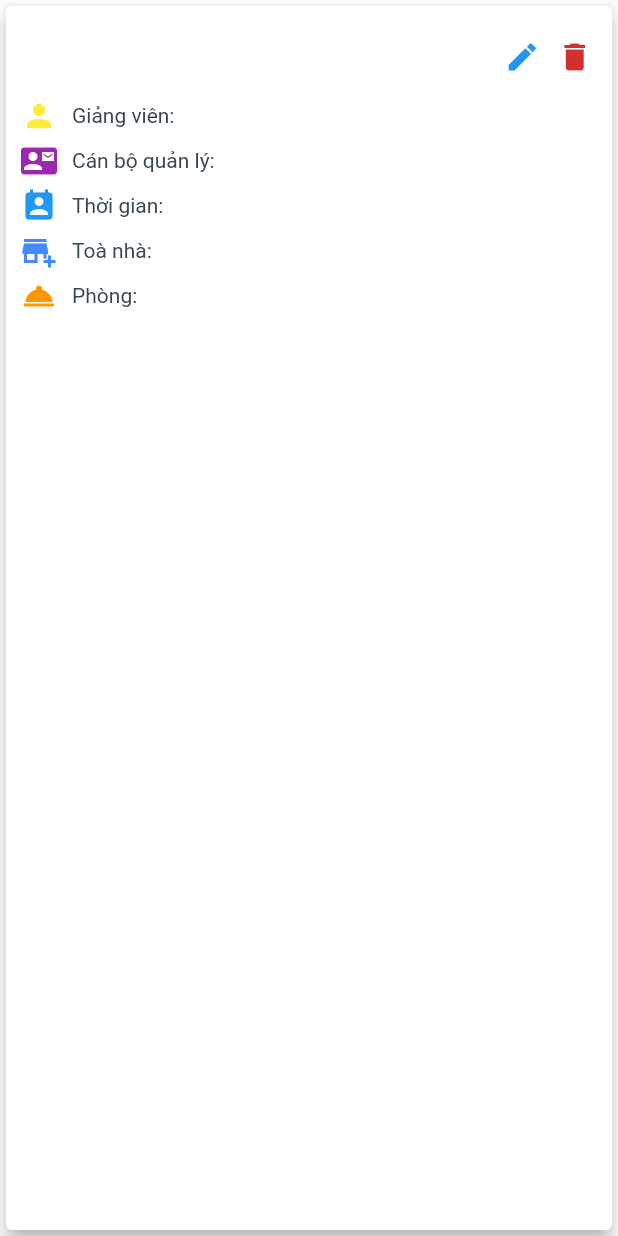
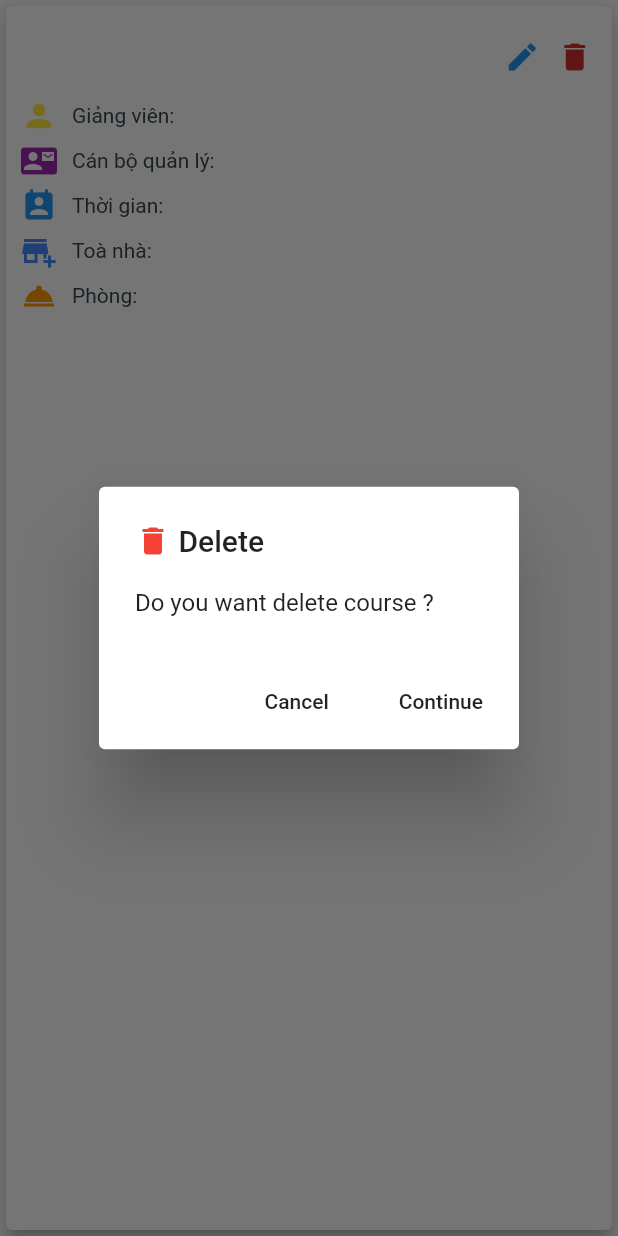
Before and after one commit to NguyenTanPhucK11/courses_management, a Flutter app: the CourseItem widget shown alone on an empty page, opened directly with empty values, after a tap on the "delete" icon, on a phone screen of 412 x 824 dp. Run offline on Flutter 3.47's test engine with Material 2 defaults, Android fonts, the phone set to English and light mode, and no system bars; our stand-ins replace flutter_datetime_picker, shared_preferences; missing offline and left inert: footer; accounts and stored records are empty; network calls fail.

```diff
--- a/lib/providers/accounts.dart
+++ b/lib/providers/accounts.dart
@@ -3,7 +3,7 @@ import 'package:flutter/material.dart';
 
 class Accounts with ChangeNotifier {
   var token =
-      'eyJhbGciOiJIUzI1NiIsInR5cCI6IkpXVCJ9.eyJpZCI6IjVmYTNiMzY0ZTY1OTVhM2JkM2JiOTFmMCIsImlhdCI6MTYwNjExNDAwMn0.FxEnbc3RapfGpKQZHHF4V93PwH3eEKosROUVlw7GdjM';
+      'eyJhbGciOiJIUzI1NiIsInR5cCI6IkpXVCJ9.eyJpZCI6IjVmYTNiMzY0ZTY1OTVhM2JkM2JiOTFmMCIsImlhdCI6MTYwNjIwOTQzOH0.WiwSnThJvpLySCSGl-hERn_pfr6-vS91-958Owglp_Y';
   dynamic get _token {
     return [this.token];
   }
--- a/lib/providers/courses.dart
+++ b/lib/providers/courses.dart
@@ -69,5 +69,8 @@ class Courses with ChangeNotifier {
     notifyListeners();
   }
 
-
+  void remove() {
+    _courses.clear();
+    notifyListeners();
+  }
 }
--- a/lib/widget/course_item.dart
+++ b/lib/widget/course_item.dart
@@ -1,18 +1,67 @@
 import 'dart:convert';
 import 'dart:io';
 
+import 'package:courses_management/models/post.dart';
 import 'package:courses_management/providers/accounts.dart';
 import 'package:courses_management/screens/add_course.dart';
+import 'package:courses_management/widget/snackbar.dart';
 import 'package:flutter/material.dart';
 import 'package:provider/provider.dart';
 import './course_info.dart';
 import '../providers/courses.dart';
 import 'package:http/http.dart' as http;
 
+showAlertDialog(String id, BuildContext context) {
+  Widget cancelButton = FlatButton(
+    child: Text("Cancel"),
+    onPressed: () {
+      Navigator.of(context).pop();
+    },
+  );
+  Widget continueButton = FlatButton(
+    child: Text("Continue"),
+    onPressed: () {
+      Provider.of<Courses>(context, listen: false).deleteCourse(id);
+      deleteAlbum(id, context);
+      Scaffold.of(context).showSnackBar(
+        new SnackBar(
+          content: new Text('You saved the thing!'),
+        ),
+      );
+
+      Navigator.of(context).pop();
+    },
+  );
+
+  AlertDialog alert = AlertDialog(
+    title: Row(
+      children: [
+        Icon(
+          Icons.delete,
+          color: Colors.red,
+        ),
+        Text(" Delete"),
+      ],
+    ),
+    content: Text("Do you want delete course ?"),
+    actions: [
+      cancelButton,
+      continueButton,
+    ],
+  );
+
+  showDialog(
+    context: context,
+    builder: (BuildContext context) {
+      return alert;
+    },
+  );
+}
+
 Future<Album> deleteAlbum(String idCourse, BuildContext context) async {
   final _token = Provider.of<Accounts>(context, listen: false).token.toString();
 
-  var url = 'http://10.86.224.37:5001/api/edu/delete_course?courseId=';
+  var url = 'http://118.69.123.51:5000/fis/api/edu/delete_course?courseId=';
   var urlParams = url + idCourse;
   final response = await http.get(
     urlParams.toString(),
@@ -22,26 +71,11 @@ Future<Album> deleteAlbum(String idCourse, BuildContext context) async {
     },
   );
   print(Album.fromJson(jsonDecode(response.body)).message);
+
   if (response.statusCode == 200) {
     return Album.fromJson(jsonDecode(response.body));
   } else {
     throw Exception('Failed to create album.');
-  }
-}
-
-class Album {
-  final int resultCode;
-  final data;
-  final String message;
-
-  Album({this.resultCode, this.data, this.message});
-
-  factory Album.fromJson(Map<String, dynamic> json) {
-    // print("json: ${json['resultCode']}");
-    return Album(
-        resultCode: json['resultCode'],
-        data: json['data'],
-        message: json['message']);
   }
 }
 
@@ -61,7 +95,10 @@ class CourseItem extends StatelessWidget {
 
   @override
   Widget build(BuildContext context) {
+    final GlobalKey<ScaffoldState> _scaffoldKey =
+        new GlobalKey<ScaffoldState>();
     return Card(
+      key: _scaffoldKey,
       elevation: 5,
       child: Container(
         padding:
@@ -105,13 +142,10 @@ class CourseItem extends StatelessWidget {
                     child: IconButton(
                       icon: Icon(Icons.delete),
                       onPressed: () {
-                            Provider.of<Courses>(context, listen: false)
-                                .deleteCourse(id);
-                            deleteAlbum(id, context);
+                        showAlertDialog(id, context);
                       },
                       color: Theme.of(context).errorColor,
-                        )
-                ),
+                    )),
               ],
             ),
             CourseInfo(Icon(Icons.person, color: Colors.yellow),
--- a/lib/widget/courses_listview.dart
+++ b/lib/widget/courses_listview.dart
@@ -9,6 +9,7 @@ class CoursesListView extends StatelessWidget {
   Widget build(BuildContext context) {
     final coursesData = Provider.of<Courses>(context);
     final courseItemData = coursesData.courses;
+
     return ListView.builder(
       padding: const EdgeInsets.all(10),
       itemCount: coursesData.courses.length,
```
Also changed, not shown: lib/models/post.dart (+15 -0 lines), lib/providers/buildings_rooms.dart (+57 -0 lines), lib/screens/add_course.dart (+44 -128 lines), lib/screens/courses_overview_screen.dart (+24 -24 lines), lib/screens/login.dart (+60 -56 lines), lib/widget/snackbar.dart (added, +17 -0 lines), 1 other file. Lines whose indentation alone changed are shown as unchanged.
